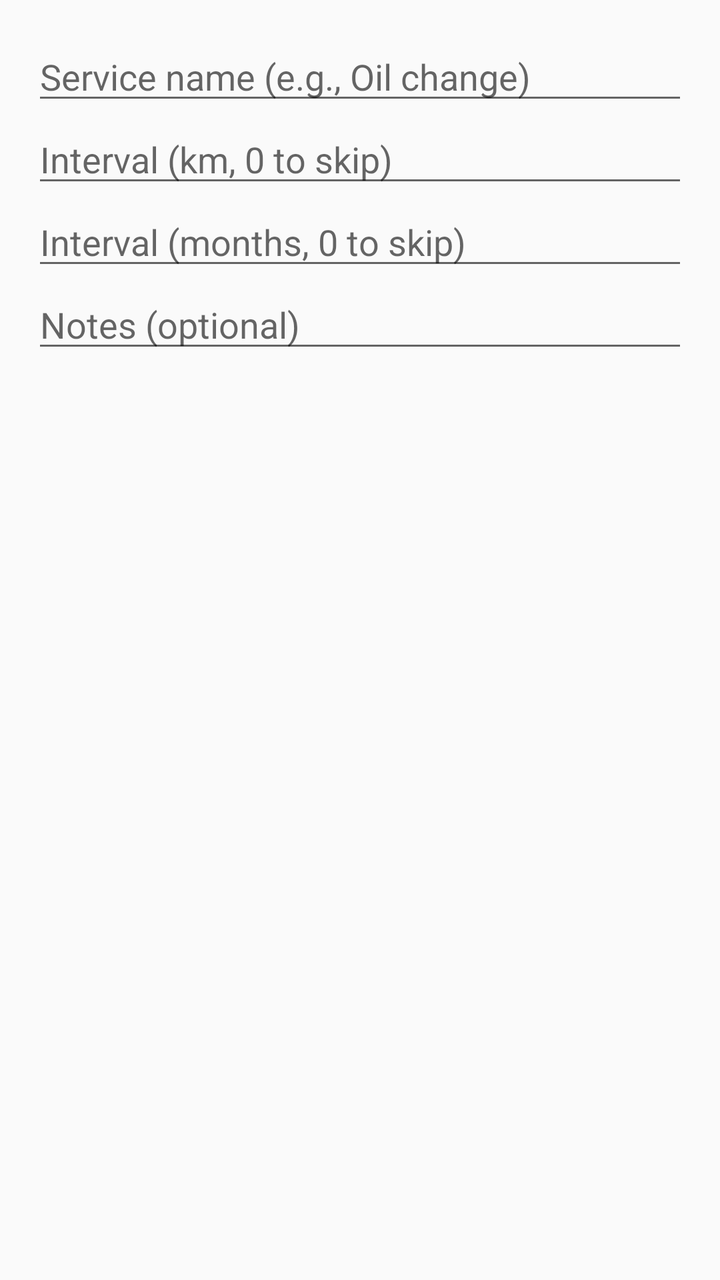
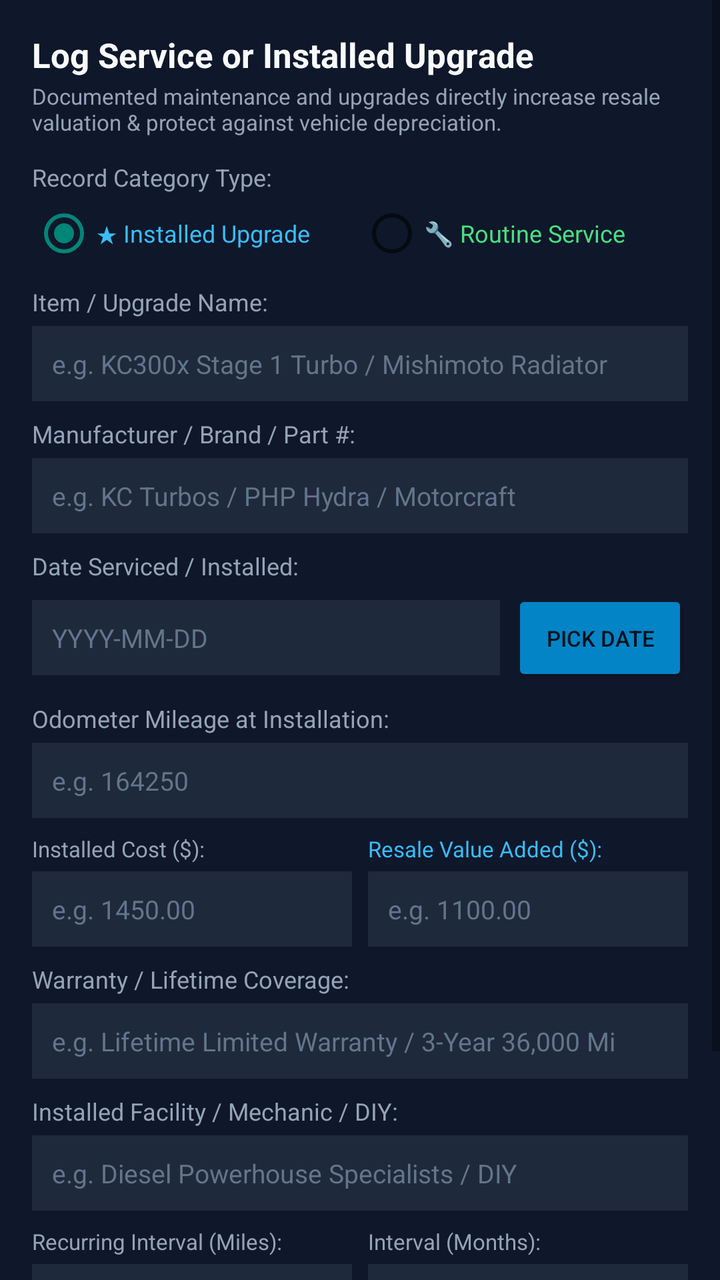

Compare the two renders of this Android layout. The source of the first and the diff that turns it into the second are given below.
<!-- AndroidManifest.xml: application theme Theme.AppCompat.DayNight.DarkActionBar -->
<!-- res/layout/dialog_add_maintenance.xml -->
<?xml version="1.0" encoding="utf-8"?>
<LinearLayout xmlns:android="http://schemas.android.com/apk/res/android"
    android:layout_width="match_parent"
    android:layout_height="wrap_content"
    android:orientation="vertical"
    android:padding="16dp">

    <EditText
        android:id="@+id/edit_maint_title"
        android:layout_width="match_parent"
        android:layout_height="wrap_content"
        android:hint="Service name (e.g., Oil change)" />

    <EditText
        android:id="@+id/edit_interval_km"
        android:layout_width="match_parent"
        android:layout_height="wrap_content"
        android:hint="Interval (km, 0 to skip)"
        android:inputType="number" />

    <EditText
        android:id="@+id/edit_interval_months"
        android:layout_width="match_parent"
        android:layout_height="wrap_content"
        android:hint="Interval (months, 0 to skip)"
        android:inputType="number" />

    <EditText
        android:id="@+id/edit_maint_notes"
        android:layout_width="match_parent"
        android:layout_height="wrap_content"
        android:hint="Notes (optional)" />

</LinearLayout>
<!-- resources referenced by this layout -->
<resources>

</resources>

<!-- the commit's change to res/layout/dialog_add_maintenance.xml (unified diff, before → after) -->
@@ -1,34 +1,363 @@
 <?xml version="1.0" encoding="utf-8"?>
-<LinearLayout xmlns:android="http://schemas.android.com/apk/res/android"
+<ScrollView xmlns:android="http://schemas.android.com/apk/res/android"
     android:layout_width="match_parent"
     android:layout_height="wrap_content"
-    android:orientation="vertical"
-    android:padding="16dp">
-
-    <EditText
-        android:id="@+id/edit_maint_title"
+    android:background="#0F172A">
+
+    <LinearLayout
         android:layout_width="match_parent"
         android:layout_height="wrap_content"
-        android:hint="Service name (e.g., Oil change)" />
-
-    <EditText
-        android:id="@+id/edit_interval_km"
-        android:layout_width="match_parent"
-        android:layout_height="wrap_content"
-        android:hint="Interval (km, 0 to skip)"
-        android:inputType="number" />
-
-    <EditText
-        android:id="@+id/edit_interval_months"
-        android:layout_width="match_parent"
-        android:layout_height="wrap_content"
-        android:hint="Interval (months, 0 to skip)"
-        android:inputType="number" />
-
-    <EditText
-        android:id="@+id/edit_maint_notes"
-        android:layout_width="match_parent"
-        android:layout_height="wrap_content"
-        android:hint="Notes (optional)" />
-
-</LinearLayout>
+        android:orientation="vertical"
+        android:padding="16dp">
+
+        <TextView
+            android:id="@+id/dialog_add_header"
+            android:layout_width="wrap_content"
+            android:layout_height="wrap_content"
+            android:text="Log Service or Installed Upgrade"
+            android:textSize="17sp"
+            android:textStyle="bold"
+            android:textColor="#F8FAFC" />
+
+        <TextView
+            android:layout_width="wrap_content"
+            android:layout_height="wrap_content"
+            android:text="Documented maintenance and upgrades directly increase resale valuation &amp; protect against vehicle depreciation."
+            android:textSize="11sp"
+            android:textColor="#94A3B8"
+            android:layout_marginTop="2dp"
+            android:layout_marginBottom="12dp" />
+
+        
+        <TextView
+            android:layout_width="wrap_content"
+            android:layout_height="wrap_content"
+            android:text="Record Category Type:"
+            android:textColor="#94A3B8"
+            android:textSize="12sp" />
+
+        <RadioGroup
+            android:id="@+id/radio_group_type"
+            android:layout_width="match_parent"
+            android:layout_height="wrap_content"
+            android:orientation="horizontal"
+            android:layout_marginTop="4dp"
+            android:layout_marginBottom="10dp">
+
+            <RadioButton
+                android:id="@+id/radio_type_upgrade"
+                android:layout_width="0dp"
+                android:layout_height="wrap_content"
+                android:layout_weight="1"
+                android:text="★ Installed Upgrade"
+                android:textColor="#38BDF8"
+                android:textSize="12sp"
+                android:checked="true" />
+
+            <RadioButton
+                android:id="@+id/radio_type_service"
+                android:layout_width="0dp"
+                android:layout_height="wrap_content"
+                android:layout_weight="1"
+                android:text="🔧 Routine Service"
+                android:textColor="#4ADE80"
+                android:textSize="12sp" />
+        </RadioGroup>
+
+        
+        <TextView
+            android:layout_width="wrap_content"
+            android:layout_height="wrap_content"
+            android:text="Item / Upgrade Name:"
+            android:textColor="#94A3B8"
+            android:textSize="12sp" />
+
+        <EditText
+            android:id="@+id/edit_maint_title"
+            android:layout_width="match_parent"
+            android:layout_height="wrap_content"
+            android:hint="e.g. KC300x Stage 1 Turbo / Mishimoto Radiator"
+            android:textColor="#F8FAFC"
+            android:textColorHint="#64748B"
+            android:background="#1E293B"
+            android:padding="10dp"
+            android:textSize="13sp"
+            android:layout_marginTop="4dp"
+            android:layout_marginBottom="8dp" />
+
+        
+        <TextView
+            android:layout_width="wrap_content"
+            android:layout_height="wrap_content"
+            android:text="Manufacturer / Brand / Part #:"
+            android:textColor="#94A3B8"
+            android:textSize="12sp" />
+
+        <EditText
+            android:id="@+id/edit_brand_part"
+            android:layout_width="match_parent"
+            android:layout_height="wrap_content"
+            android:hint="e.g. KC Turbos / PHP Hydra / Motorcraft"
+            android:textColor="#F8FAFC"
+            android:textColorHint="#64748B"
+            android:background="#1E293B"
+            android:padding="10dp"
+            android:textSize="13sp"
+            android:layout_marginTop="4dp"
+            android:layout_marginBottom="8dp" />
+
+        
+        <TextView
+            android:layout_width="wrap_content"
+            android:layout_height="wrap_content"
+            android:text="Date Serviced / Installed:"
+            android:textColor="#94A3B8"
+            android:textSize="12sp" />
+
+        <LinearLayout
+            android:layout_width="match_parent"
+            android:layout_height="wrap_content"
+            android:orientation="horizontal"
+            android:gravity="center_vertical"
+            android:layout_marginTop="4dp"
+            android:layout_marginBottom="8dp">
+
+            <EditText
+                android:id="@+id/edit_service_date"
+                android:layout_width="0dp"
+                android:layout_height="wrap_content"
+                android:layout_weight="1"
+                android:hint="YYYY-MM-DD"
+                android:textColor="#F8FAFC"
+                android:textColorHint="#64748B"
+                android:background="#1E293B"
+                android:padding="10dp"
+                android:textSize="13sp" />
+
+            <Button
+                android:id="@+id/btn_pick_date"
+                android:layout_width="wrap_content"
+                android:layout_height="wrap_content"
+                android:text="Pick Date"
+                android:textSize="11sp"
+                android:backgroundTint="#0284C7"
+                android:layout_marginStart="6dp" />
+        </LinearLayout>
+
+        
+        <TextView
+            android:layout_width="wrap_content"
+            android:layout_height="wrap_content"
+            android:text="Odometer Mileage at Installation:"
+            android:textColor="#94A3B8"
+            android:textSize="12sp" />
+
+        <EditText
+            android:id="@+id/edit_install_mileage"
+            android:layout_width="match_parent"
+            android:layout_height="wrap_content"
+            android:hint="e.g. 164250"
+            android:inputType="number"
+            android:textColor="#F8FAFC"
+            android:textColorHint="#64748B"
+            android:background="#1E293B"
+            android:padding="10dp"
+            android:textSize="13sp"
+            android:layout_marginTop="4dp"
+            android:layout_marginBottom="8dp" />
+
+        
+        <LinearLayout
+            android:layout_width="match_parent"
+            android:layout_height="wrap_content"
+            android:orientation="horizontal"
+            android:weightSum="2"
+            android:layout_marginBottom="8dp">
+
+            <LinearLayout
+                android:layout_width="0dp"
+                android:layout_height="wrap_content"
+                android:layout_weight="1"
+                android:orientation="vertical"
+                android:layout_marginEnd="4dp">
+
+                <TextView
+                    android:layout_width="wrap_content"
+                    android:layout_height="wrap_content"
+                    android:text="Installed Cost ($):"
+                    android:textColor="#94A3B8"
+                    android:textSize="11sp" />
+
+                <EditText
+                    android:id="@+id/edit_cost_val"
+                    android:layout_width="match_parent"
+                    android:layout_height="wrap_content"
+                    android:hint="e.g. 1450.00"
+                    android:inputType="numberDecimal"
+                    android:textColor="#F8FAFC"
+                    android:textColorHint="#64748B"
+                    android:background="#1E293B"
+                    android:padding="10dp"
+                    android:textSize="13sp"
+                    android:layout_marginTop="4dp" />
+            </LinearLayout>
+
+            <LinearLayout
+                android:layout_width="0dp"
+                android:layout_height="wrap_content"
+                android:layout_weight="1"
+                android:orientation="vertical"
+                android:layout_marginStart="4dp">
+
+                <TextView
+                    android:layout_width="wrap_content"
+                    android:layout_height="wrap_content"
+                    android:text="Resale Value Added ($):"
+                    android:textColor="#38BDF8"
+                    android:textSize="11sp" />
+
+                <EditText
+                    android:id="@+id/edit_deprec_value_added"
+                    android:layout_width="match_parent"
+                    android:layout_height="wrap_content"
+                    android:hint="e.g. 1100.00"
+                    android:inputType="numberDecimal"
+                    android:textColor="#38BDF8"
+                    android:textColorHint="#64748B"
+                    android:background="#1E293B"
+                    android:padding="10dp"
+                    android:textSize="13sp"
+                    android:layout_marginTop="4dp" />
+            </LinearLayout>
+        </LinearLayout>
+
+        
+        <TextView
+            android:layout_width="wrap_content"
+            android:layout_height="wrap_content"
+            android:text="Warranty / Lifetime Coverage:"
+            android:textColor="#94A3B8"
+            android:textSize="12sp" />
+
+        <EditText
+            android:id="@+id/edit_warranty"
+            android:layout_width="match_parent"
+            android:layout_height="wrap_content"
+            android:hint="e.g. Lifetime Limited Warranty / 3-Year 36,000 Mi"
+            android:textColor="#F8FAFC"
+            android:textColorHint="#64748B"
+            android:background="#1E293B"
+            android:padding="10dp"
+            android:textSize="13sp"
+            android:layout_marginTop="4dp"
+            android:layout_marginBottom="8dp" />
+
+        <TextView
+            android:layout_width="wrap_content"
+            android:layout_height="wrap_content"
+            android:text="Installed Facility / Mechanic / DIY:"
+            android:textColor="#94A3B8"
+            android:textSize="12sp" />
+
+        <EditText
+            android:id="@+id/edit_maint_shop"
+            android:layout_width="match_parent"
+            android:layout_height="wrap_content"
+            android:hint="e.g. Diesel Powerhouse Specialists / DIY"
+            android:textColor="#F8FAFC"
+            android:textColorHint="#64748B"
+            android:background="#1E293B"
+            android:padding="10dp"
+            android:textSize="13sp"
+            android:layout_marginTop="4dp"
+            android:layout_marginBottom="8dp" />
+
+        
+        <LinearLayout
+            android:layout_width="match_parent"
+            android:layout_height="wrap_content"
+            android:orientation="horizontal"
+            android:weightSum="2"
+            android:layout_marginBottom="8dp">
+
+            <LinearLayout
+                android:layout_width="0dp"
+                android:layout_height="wrap_content"
+                android:layout_weight="1"
+                android:orientation="vertical"
+                android:layout_marginEnd="4dp">
+
+                <TextView
+                    android:layout_width="wrap_content"
+                    android:layout_height="wrap_content"
+                    android:text="Recurring Interval (Miles):"
+                    android:textColor="#94A3B8"
+                    android:textSize="11sp" />
+
+                <EditText
+                    android:id="@+id/edit_interval_km"
+                    android:layout_width="match_parent"
+                    android:layout_height="wrap_content"
+                    android:hint="0 for upgrade"
+                    android:inputType="number"
+                    android:textColor="#F8FAFC"
+                    android:textColorHint="#64748B"
+                    android:background="#1E293B"
+                    android:padding="10dp"
+                    android:textSize="13sp"
+                    android:layout_marginTop="4dp" />
+            </LinearLayout>
+
+            <LinearLayout
+                android:layout_width="0dp"
+                android:layout_height="wrap_content"
+                android:layout_weight="1"
+                android:orientation="vertical"
+                android:layout_marginStart="4dp">
+
+                <TextView
+                    android:layout_width="wrap_content"
+                    android:layout_height="wrap_content"
+                    android:text="Interval (Months):"
+                    android:textColor="#94A3B8"
+                    android:textSize="11sp" />
+
+                <EditText
+                    android:id="@+id/edit_interval_months"
+                    android:layout_width="match_parent"
+                    android:layout_height="wrap_content"
+                    android:hint="0 for upgrade"
+                    android:inputType="number"
+                    android:textColor="#F8FAFC"
+                    android:textColorHint="#64748B"
+                    android:background="#1E293B"
+                    android:padding="10dp"
+                    android:textSize="13sp"
+                    android:layout_marginTop="4dp" />
+            </LinearLayout>
+        </LinearLayout>
+
+        
+        <TextView
+            android:layout_width="wrap_content"
+            android:layout_height="wrap_content"
+            android:text="Installed Notes / Specs &amp; Dyno Gains:"
+            android:textColor="#94A3B8"
+            android:textSize="12sp" />
+
+        <EditText
+            android:id="@+id/edit_maint_notes"
+            android:layout_width="match_parent"
+            android:layout_height="wrap_content"
+            android:hint="e.g. +65 HP, lower EGTs, billet compressor wheel"
+            android:textColor="#F8FAFC"
+            android:textColorHint="#64748B"
+            android:background="#1E293B"
+            android:padding="10dp"
+            android:textSize="13sp"
+            android:lines="2"
+            android:layout_marginTop="4dp"
+            android:layout_marginBottom="12dp" />
+
+    </LinearLayout>
+</ScrollView>
